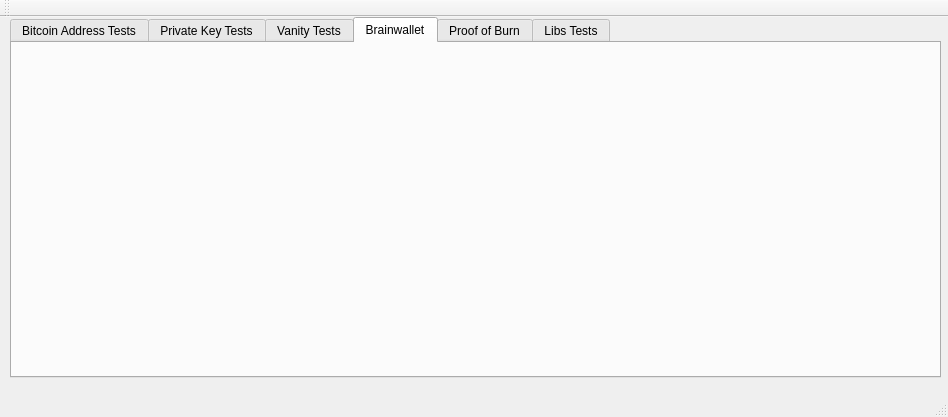
First picture: the form in src/bitcointests.ui, repository cosmycdevs/cryptotoolbox, before the edit.
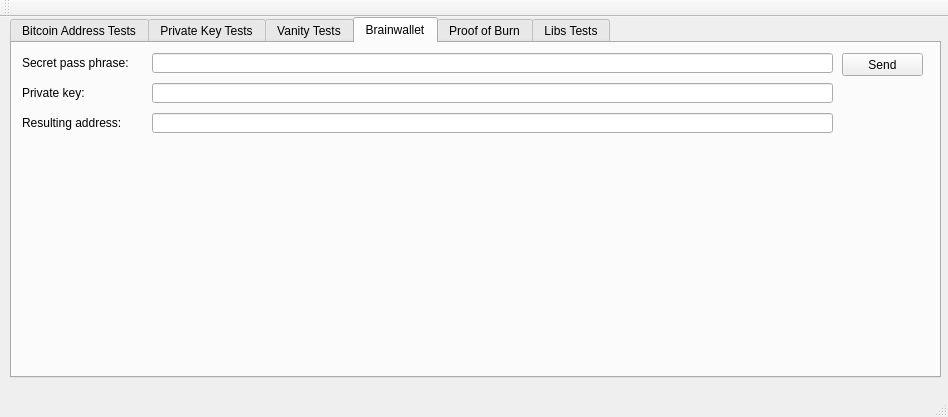
Second picture: the form after the edit. The open tabs and pages were chosen to show the change.

```diff
--- a/src/bitcointests.ui
+++ b/src/bitcointests.ui
@@ -908,6 +908,94 @@
      <attribute name="title">
       <string>Brainwallet</string>
      </attribute>
+     <widget class="QPushButton" name="pushButton_BWt_SecPass">
+      <property name="geometry">
+       <rect>
+        <x>830</x>
+        <y>10</y>
+        <width>81</width>
+        <height>23</height>
+       </rect>
+      </property>
+      <property name="text">
+       <string>Send</string>
+      </property>
+     </widget>
+     <widget class="QLabel" name="label_BWt_SecPass">
+      <property name="geometry">
+       <rect>
+        <x>10</x>
+        <y>10</y>
+        <width>111</width>
+        <height>20</height>
+       </rect>
+      </property>
+      <property name="text">
+       <string>Secret pass phrase:</string>
+      </property>
+     </widget>
+     <widget class="QLineEdit" name="lineEdit_BWt_SecPass">
+      <property name="geometry">
+       <rect>
+        <x>140</x>
+        <y>10</y>
+        <width>681</width>
+        <height>20</height>
+       </rect>
+      </property>
+     </widget>
+     <widget class="QLineEdit" name="lineEdit_BWt_PrivKey">
+      <property name="geometry">
+       <rect>
+        <x>140</x>
+        <y>40</y>
+        <width>681</width>
+        <height>20</height>
+       </rect>
+      </property>
+      <property name="readOnly">
+       <bool>true</bool>
+      </property>
+     </widget>
+     <widget class="QLabel" name="label_BWt_PrivKey">
+      <property name="geometry">
+       <rect>
+        <x>10</x>
+        <y>40</y>
+        <width>111</width>
+        <height>20</height>
+       </rect>
+      </property>
+      <property name="text">
+       <string>Private key:</string>
+      </property>
+     </widget>
+     <widget class="QLineEdit" name="lineEdit_BWt_Res">
+      <property name="geometry">
+       <rect>
+        <x>140</x>
+        <y>70</y>
+        <width>681</width>
+        <height>20</height>
+       </rect>
+      </property>
+      <property name="readOnly">
+       <bool>true</bool>
+      </property>
+     </widget>
+     <widget class="QLabel" name="label_BWt_Res">
+      <property name="geometry">
+       <rect>
+        <x>10</x>
+        <y>70</y>
+        <width>111</width>
+        <height>20</height>
+       </rect>
+      </property>
+      <property name="text">
+       <string>Resulting address:</string>
+      </property>
+     </widget>
     </widget>
     <widget class="QWidget" name="tab_ProfOfBurn">
      <attribute name="title">
```
Left out of the diff: 2 changed lines with no effect on the pictures.
